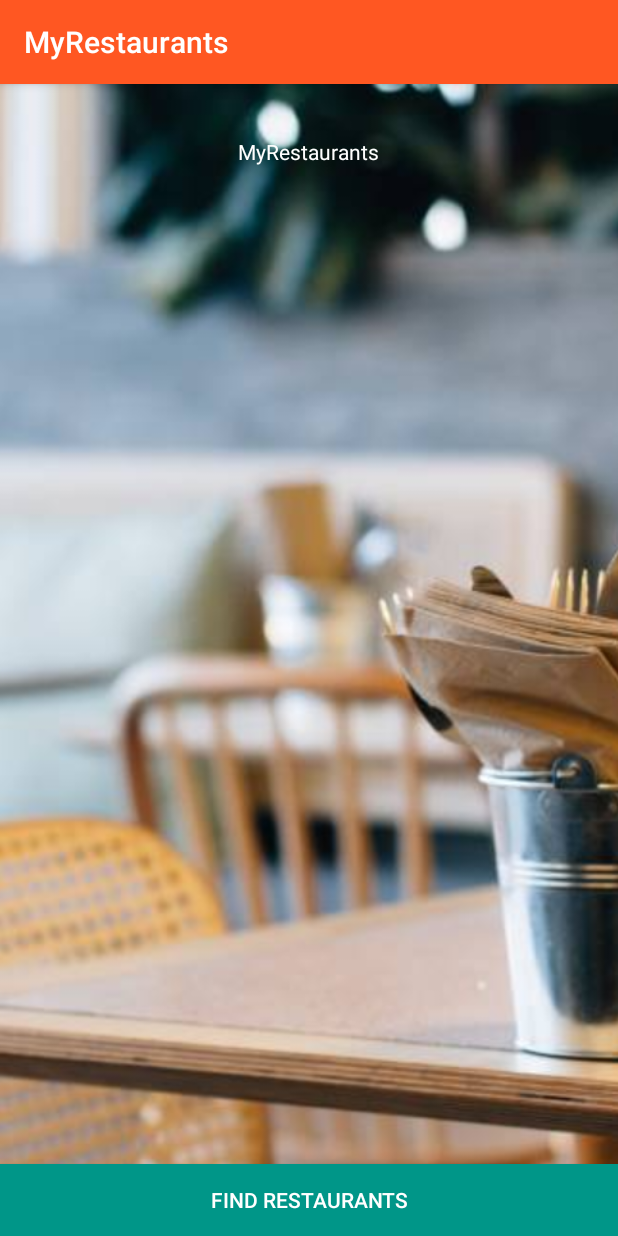
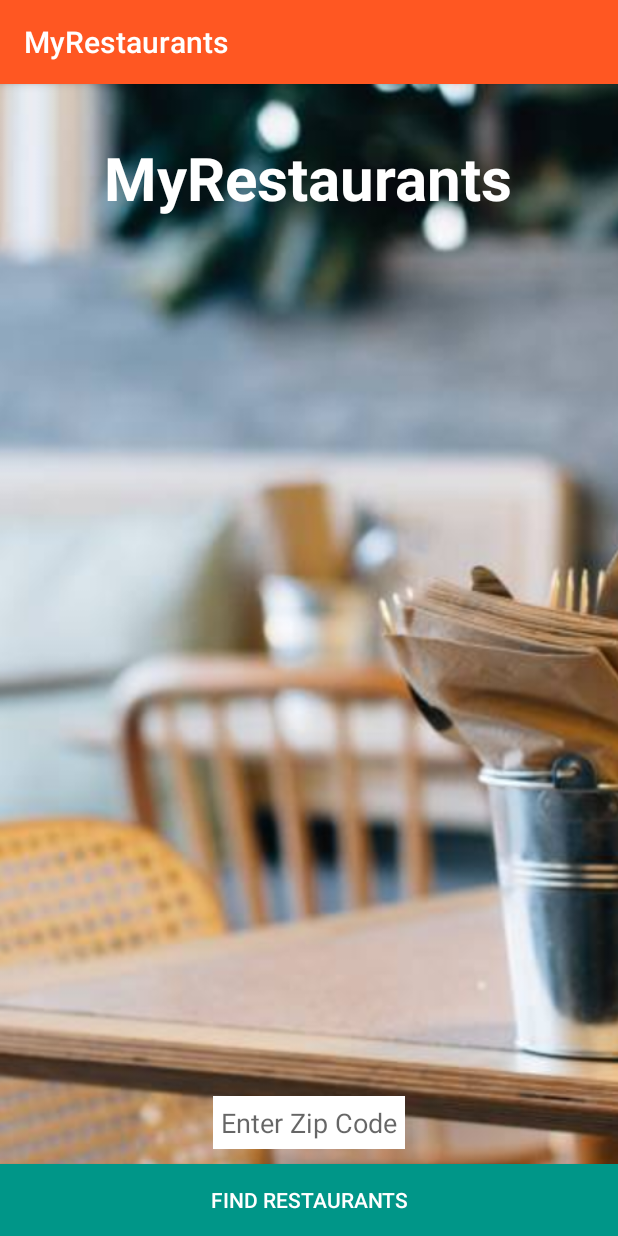
Before and after one commit to ashmortar/myRestaurants-androidStudio3, an Android app: the screen it shows after launch (MainActivity), on a phone screen of 412 x 824 dp. Run offline under Robolectric (Android 15) with nearby library versions, the phone set to English and light mode, and no system bars.

Commit message:
Add code to display entered zip codes.

```diff
--- a/app/src/main/AndroidManifest.xml
+++ b/app/src/main/AndroidManifest.xml
@@ -16,6 +16,7 @@
                 <category android:name="android.intent.category.LAUNCHER" />
             </intent-filter>
         </activity>
+        <activity android:name=".RestaurantsActivity"></activity>
     </application>
 
 </manifest>
--- a/app/src/main/java/com/example/guest/myrestaurants/MainActivity.java
+++ b/app/src/main/java/com/example/guest/myrestaurants/MainActivity.java
@@ -1,23 +1,30 @@
 package com.example.guest.myrestaurants;
 
+import android.content.Intent;
 import android.support.v7.app.AppCompatActivity;
 import android.os.Bundle;
+import android.util.Log;
 import android.view.View;
 import android.widget.Button;
-import android.widget.Toast;
+import android.widget.EditText;
 
 public class MainActivity extends AppCompatActivity {
     private Button mFindRestaurantsButton;
+    private EditText mLocationEditText;
 
     @Override
     protected void onCreate(Bundle savedInstanceState) {
         super.onCreate(savedInstanceState);
         setContentView(R.layout.activity_main);
+        mLocationEditText = (EditText) findViewById(R.id.locationEditText);
         mFindRestaurantsButton = (Button) findViewById(R.id.findRestaurantsButton);
         mFindRestaurantsButton.setOnClickListener(new View.OnClickListener() {
             @Override
                 public void onClick(View v) {
-                Toast.makeText(MainActivity.this, "Hello World!", Toast.LENGTH_LONG).show();
+                String location = mLocationEditText.getText().toString();
+                Intent intent = new Intent(MainActivity.this, RestaurantsActivity.class);
+                intent.putExtra("location", location);
+                startActivity(intent);
             }
         });
     }
--- a/app/src/main/res/layout/activity_main.xml
+++ b/app/src/main/res/layout/activity_main.xml
@@ -1,16 +1,17 @@
 <?xml version="1.0" encoding="utf-8"?>
 <RelativeLayout xmlns:android="http://schemas.android.com/apk/res/android"
+    xmlns:tools="http://schemas.android.com/tools"
     android:layout_width="match_parent"
-    android:layout_height="match_parent">
+    android:layout_height="match_parent"
+    tools:context="com.example.guest.myrestaurants.MainActivity"
+    android:background="#000000">
 
     <ImageView
         android:layout_width="wrap_content"
         android:layout_height="match_parent"
         android:id="@+id/imageView"
         android:src="@drawable/background"
-        android:scaleType="centerCrop"
-        android:layout_alignParentTop="true"
-        android:layout_centerHorizontal="true" />
+        android:scaleType="centerCrop" />
 
     <TextView
         android:layout_width="wrap_content"
@@ -19,7 +20,20 @@
         android:layout_alignParentTop="true"
         android:layout_centerHorizontal="true"
         android:layout_marginTop="35dp"
-        android:textColor="@color/colorTextIcons" />
+        android:textColor="@color/colorTextIcons"
+        android:textSize="40sp"
+        android:textStyle="bold" />
+
+    <EditText
+        android:id="@+id/locationEditText"
+        android:background="@color/colorTextIcons"
+        android:layout_above="@+id/findRestaurantsButton"
+        android:layout_marginBottom="10dp"
+        android:padding="5dp"
+        android:hint="Enter Zip Code"
+        android:layout_centerHorizontal="true"
+        android:layout_width="wrap_content"
+        android:layout_height="wrap_content" />
 
     <Button
         android:layout_width="match_parent"
```
Also changed, not shown: app/src/main/java/com/example/guest/myrestaurants/RestaurantsActivity.java (added, +20 -0 lines), app/src/main/res/layout/activity_restaurants.xml (added, +17 -0 lines).
